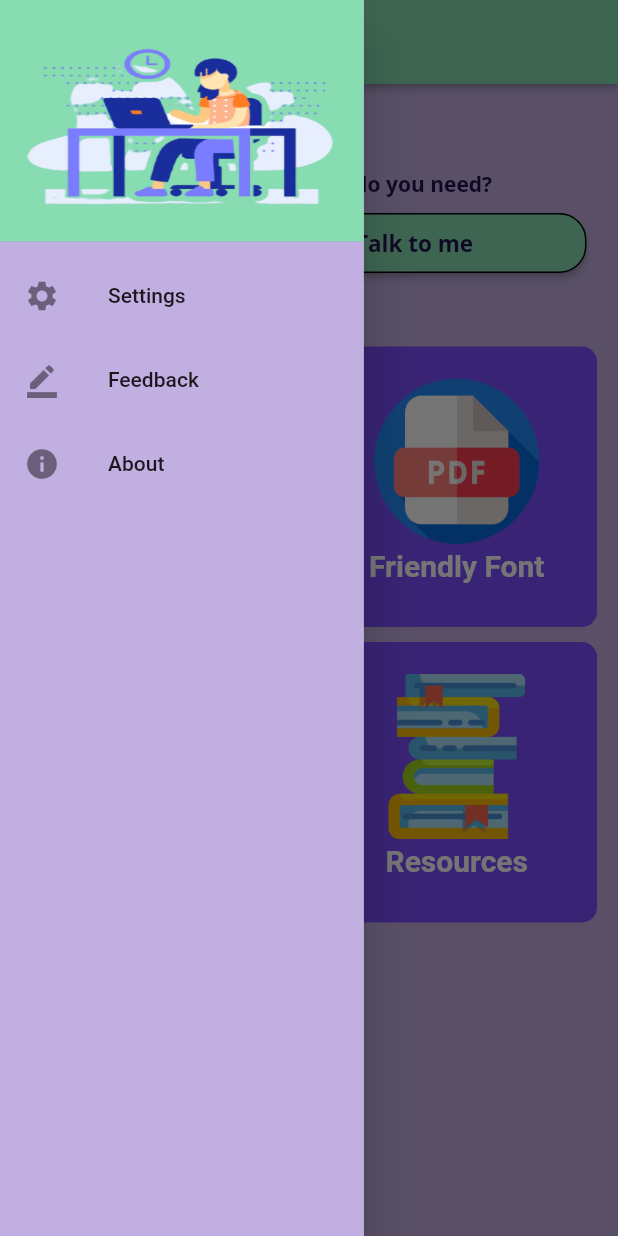
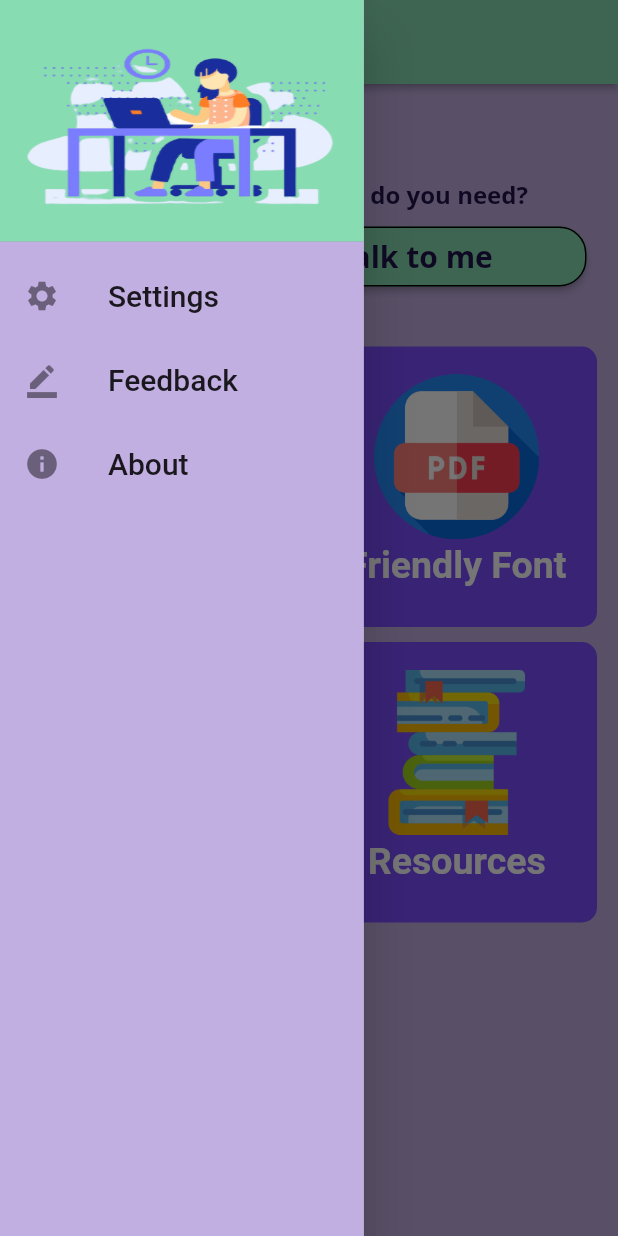
Before and after one commit to rathilakshika/LearnAid, a Flutter app: the screen it shows after launch, with the side drawer open, on a phone screen of 412 x 824 dp. Run offline on Flutter 3.47's test engine with Material 2 defaults, Android fonts, the light colour scheme and no system bars; our stand-ins replace file_picker, flutter_tts, google_fonts; missing offline and left inert: pdf_text; Roboto replaces fonts that are missing (Abel).

Commit message:
Some changes

```diff
--- a/lib/components/gridDashboard.dart
+++ b/lib/components/gridDashboard.dart
@@ -3,6 +3,7 @@ import 'package:google_fonts/google_fonts.dart';
 import 'package:learn_aid/pages/homepage.dart';
 import 'package:learn_aid/pages/textToSpeech.dart';
 import 'package:learn_aid/pages/friendly.dart';
+import 'package:learn_aid/pages/counsellor.dart';
 
 class GridDashboard extends StatelessWidget {
   Items item1 = new Items(
@@ -15,7 +16,9 @@ class GridDashboard extends StatelessWidget {
       img: "assets/images/pdf.png",
       screen: FriendlyFont());
   Items item3 = new Items(
-      title: "Counsellor", img: "assets/images/counsellor.png", screen: Home());
+      title: "Counsellor",
+      img: "assets/images/counsellor.png",
+      screen: CallCounsellor());
 
   Items item4 = new Items(
       title: "Resources", img: "assets/images/book.png", screen: Home());
@@ -58,7 +61,7 @@ class GridDashboard extends StatelessWidget {
                       style: GoogleFonts.abel(
                           textStyle: TextStyle(
                               color: Colors.white,
-                              fontSize: 20,
+                              fontSize: 25,
                               fontWeight: FontWeight.w600)),
                     ),
                     SizedBox(
--- a/lib/pages/homepage.dart
+++ b/lib/pages/homepage.dart
@@ -64,7 +64,7 @@ class HomeState extends State<Home> {
                       style: GoogleFonts.openSans(
                           textStyle: TextStyle(
                               color: Color(0xFF20124d),
-                              fontSize: 18,
+                              fontSize: 23,
                               fontWeight: FontWeight.bold)),
                     ),
                     SizedBox(
@@ -77,7 +77,7 @@ class HomeState extends State<Home> {
                         style: GoogleFonts.openSans(
                             textStyle: TextStyle(
                                 color: Color(0xFF20124d),
-                                fontSize: 14,
+                                fontSize: 16,
                                 fontWeight: FontWeight.bold)),
                       ),
                     ),
@@ -93,7 +93,7 @@ class HomeState extends State<Home> {
                           style: GoogleFonts.openSans(
                               textStyle: TextStyle(
                                   color: Color(0xFF20124d),
-                                  fontSize: 15,
+                                  fontSize: 20,
                                   fontWeight: FontWeight.bold)),
                         ),
                         color: Color(0xff87dcb2),
@@ -132,7 +132,7 @@ class NavDrawer extends StatelessWidget {
               DrawerHeader(
                 child: Text(
                   '',
-                  style: TextStyle(color: Colors.white, fontSize: 20),
+                  style: TextStyle(color: Colors.white, fontSize: 10),
                 ),
                 decoration: BoxDecoration(
                     color: Color(0xff87dcb2),
@@ -145,7 +145,10 @@ class NavDrawer extends StatelessWidget {
                 children: <Widget>[
                   ListTile(
                     leading: Icon(Icons.settings),
-                    title: Text('Settings'),
+                    title: Text(
+                      'Settings',
+                      style: TextStyle(fontSize: 20),
+                    ),
                     // onTap: () => Navigator.push(
                     //     context,
                     //     MaterialPageRoute(
@@ -153,12 +156,18 @@ class NavDrawer extends StatelessWidget {
                   ),
                   ListTile(
                     leading: Icon(Icons.border_color),
-                    title: Text('Feedback'),
+                    title: Text(
+                      'Feedback',
+                      style: TextStyle(fontSize: 20),
+                    ),
                     onTap: () => {Navigator.of(context).pop()},
                   ),
                   ListTile(
                     leading: Icon(Icons.info),
-                    title: Text('About'),
+                    title: Text(
+                      'About',
+                      style: TextStyle(fontSize: 20),
+                    ),
                     onTap: () => {Navigator.of(context).pop()},
                   ),
                 ],
--- a/lib/pages/textToSpeech.dart
+++ b/lib/pages/textToSpeech.dart
@@ -28,7 +28,7 @@ class _TextToSpeechState extends State<TextToSpeech> {
   // To show Selected Item in Text.
   String holder = '';
 
-  List<String> accentName = ['en-US', 'en-IN', 'uk-UA', 'fr-FR', 'ru-RU'];
+  List<String> accentName = ['en-US', 'en-IN', 'uk-UA'];
   void getDropDownItem() {
     setState(() {
       holder = dropdownValue;
--- a/pubspec.yaml
+++ b/pubspec.yaml
@@ -18,6 +18,7 @@ dependencies:
   flutter_tts: ^1.2.7
   pdf_text: ^0.3.1
   file_picker: ^1.5.0+2
+  url_launcher: ^5.7.2
 
 dev_dependencies:
   flutter_test:
```
Also changed, not shown: lib/pages/counsellor.dart (added, +54 -0 lines), assets/images/con.png (added), assets/images/stu.png (added), pubspec.lock, 1 other file.
